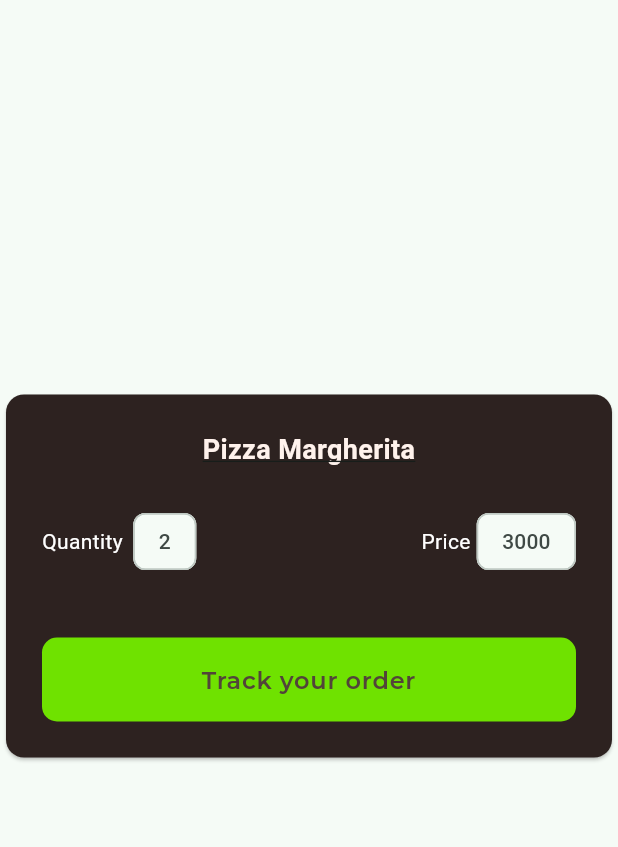
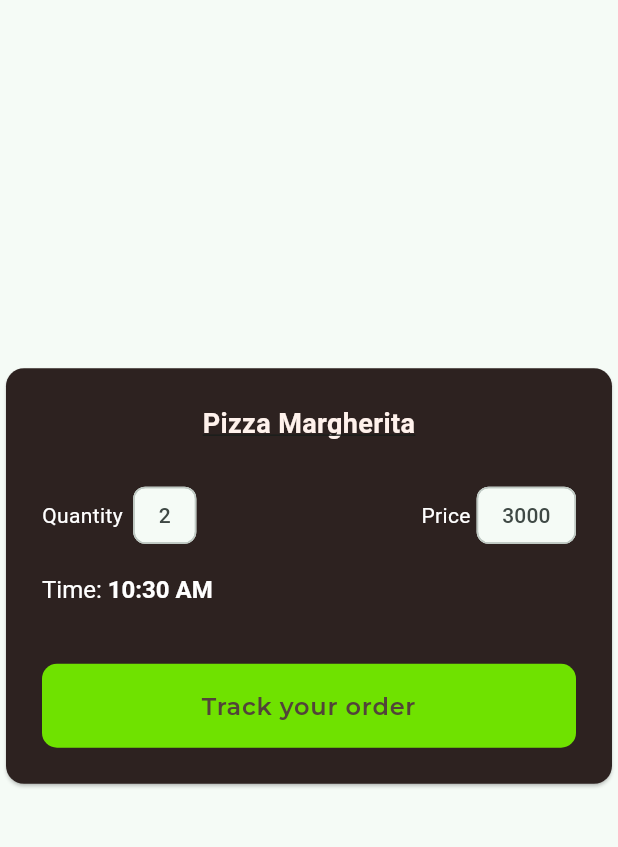
Before and after one commit to unknownaloy/eden_life_task, a Flutter app: the OrdersScreen screen opened directly, on a phone screen of 412 x 824 dp, the part 84-931 px from its top. Run offline on Flutter 3.47's test engine with Material 2 defaults, Android fonts, the phone set to English and light mode, and no system bars; our stand-ins replace firebase_auth, firebase_core, flutter_secure_storage, font_awesome_flutter, freezed_annotation, get_it and 2 more; missing offline and left inert: ably_flutter; accounts and stored records are empty.

Commit message:
Added time to order card and attached new android APK

```diff
--- a/lib/feature/home/presentation/order/screens/orders_screen.dart
+++ b/lib/feature/home/presentation/order/screens/orders_screen.dart
@@ -1,5 +1,6 @@
 import 'package:eden_life_task/feature/home/presentation/order/order_view_model.dart';
 import 'package:eden_life_task/feature/home/presentation/order/screens/track_order_screen.dart';
+import 'package:eden_life_task/utilities/date_formatter.dart';
 import 'package:flutter/material.dart';
 import 'package:google_fonts/google_fonts.dart';
 import 'package:provider/provider.dart';
@@ -80,6 +81,19 @@ class OrdersScreen extends StatelessWidget {
                         ),
                       ],
                     ),
+
+                    const SizedBox(height: 16,),
+
+                    RichText(
+                      text: TextSpan(
+                        text: 'Time: ',
+                        style: const TextStyle(fontSize: 16, color: Colors.white,),
+                        children: <TextSpan>[
+                          TextSpan(text: DateFormatter.formatDateToTime(model.order.date), style: const TextStyle(fontWeight: FontWeight.bold,),),
+                        ],
+                      ),
+                    ),
+
                     const SizedBox(
                       height: 40,
                     ),
--- /dev/null
+++ b/lib/utilities/date_formatter.dart
@@ -0,0 +1,7 @@
+import 'package:intl/intl.dart';
+
+class DateFormatter {
+  static String formatDateToTime(DateTime dateTime) {
+    return DateFormat('h:mm a').format(dateTime);
+  }
+}
--- a/pubspec.yaml
+++ b/pubspec.yaml
@@ -36,6 +36,7 @@ dependencies:
   google_sign_in: ^6.1.6
   freezed_annotation: ^2.4.1
   json_annotation: ^4.8.1
+  intl: ^0.18.1
 
 dev_dependencies:
   flutter_test:
```
Also changed, not shown: pubspec.lock.
